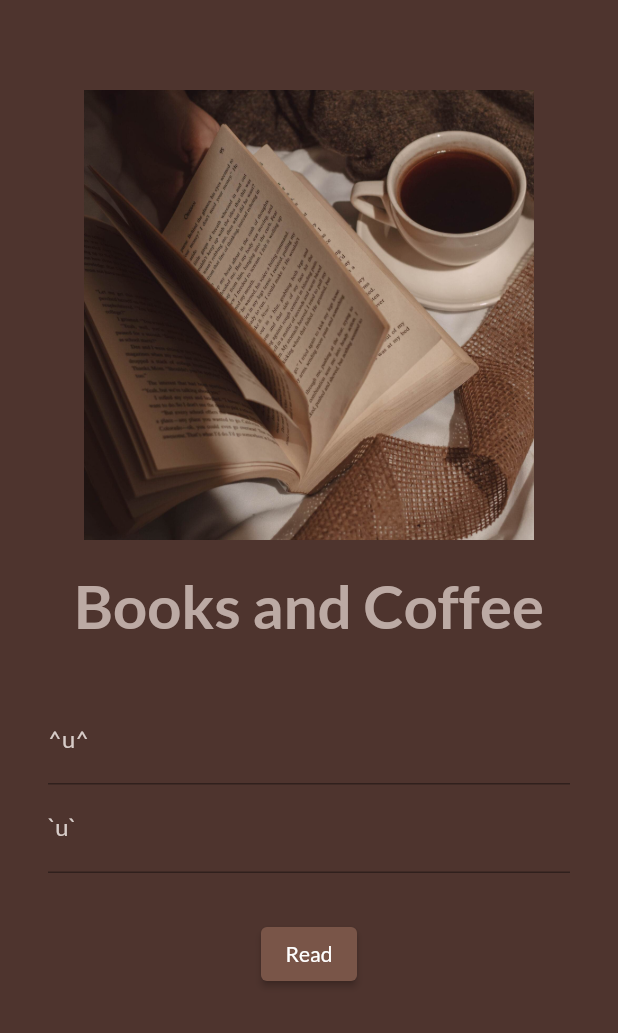
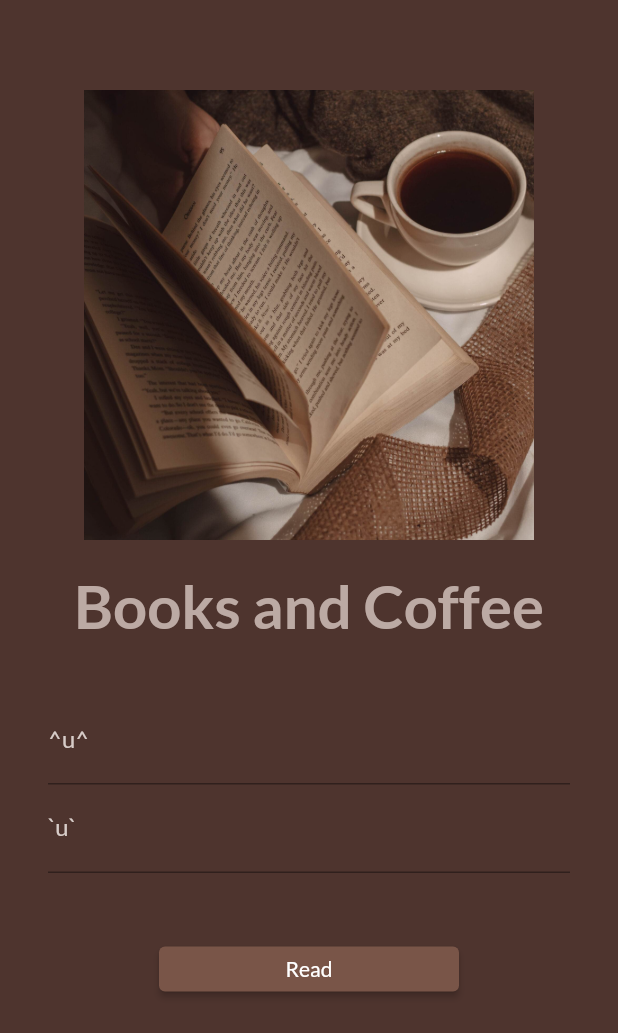
Before and after one commit to khyatigupta369/FlutterBootcamp, a Flutter app: the screen it shows after launch, on a phone screen of 412 x 824 dp. Shown: the top 1033 px of the screen. Run offline on Flutter 3.47's test engine with Material 2 defaults, Android fonts, the phone set to English and light mode, and no system bars; our stand-ins replace google_fonts.

Commit message:
day 5 done

```diff
--- a/Flutter Bootcamp/lib/main.dart
+++ b/Flutter Bootcamp/lib/main.dart
@@ -1,4 +1,5 @@
 import 'package:flutter/material.dart';
+import 'package:happy_birthday_mahi/utils/routes.dart';
 import 'pages/home_page.dart';
 import 'pages/login_page.dart';
 import 'package:google_fonts/google_fonts.dart';
@@ -21,11 +22,12 @@ class MyApp extends StatelessWidget {
       darkTheme: ThemeData(
         brightness: Brightness.dark,
       ),
+      debugShowCheckedModeBanner: false,
       // initialRoute: "/login",
       routes: {
         '/': (context) => LoginPage(),
-        '/home': (context) => HomePage(),
-        '/login': (context) => LoginPage(),
+        MyRoutes.homeRoute: (context) => HomePage(),
+        MyRoutes.loginRoute: (context) => LoginPage(),
       },
     );
   }
--- a/Flutter Bootcamp/lib/pages/login_page.dart
+++ b/Flutter Bootcamp/lib/pages/login_page.dart
@@ -1,16 +1,22 @@
 import 'package:flutter/material.dart';
+
+import '../utils/routes.dart';
 
 class LoginPage extends StatelessWidget {
   @override
   Widget build(BuildContext context) {
     return Material(
-        color: Colors.brown.shade800,
+      color: Colors.brown.shade800,
+      child: SingleChildScrollView(
         child: Column(
           children: [
             Padding(
               padding: const EdgeInsets.only(top: 60),
               child: SizedBox(
-                child: Image.asset("images/login.png", fit: BoxFit.cover),
+                child: Image.asset(
+                  "images/login.png",
+                  fit: BoxFit.cover,
+                ),
                 height: 300.0,
                 width: 300.0,
               ),
@@ -68,17 +74,22 @@ class LoginPage extends StatelessWidget {
                   ),
                 ),
                 SizedBox(
-                  height: 30.0,
+                  height: 40.0,
                 ),
                 ElevatedButton(
+                  style: TextButton.styleFrom(
+                    minimumSize: Size(200, 30),
+                  ),
                   child: Text("Read"),
                   onPressed: () {
-                    print("Finding Book!");
+                    Navigator.pushNamed(context, MyRoutes.homeRoute);
                   },
                 )
               ]),
             )
           ],
-        ));
+        ),
+      ),
+    );
   }
 }
--- /dev/null
+++ b/Flutter Bootcamp/lib/utils/routes.dart
@@ -0,0 +1,4 @@
+class MyRoutes {
+  static String loginRoute = "/login";
+  static String homeRoute = "/home";
+}
```
